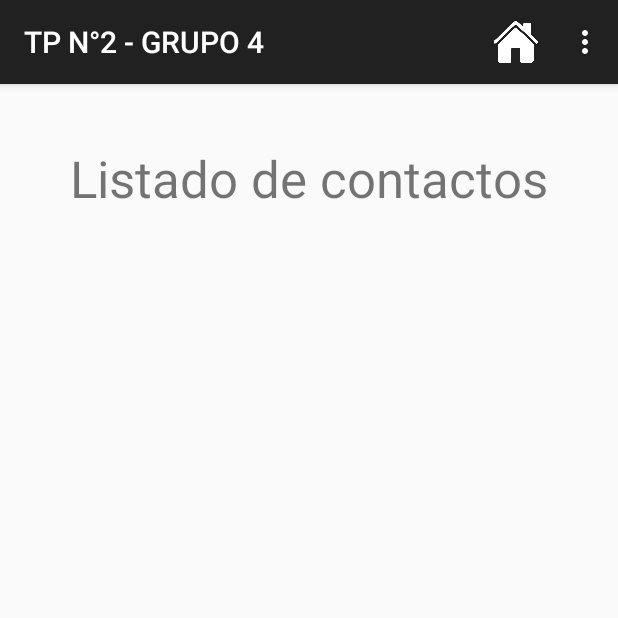
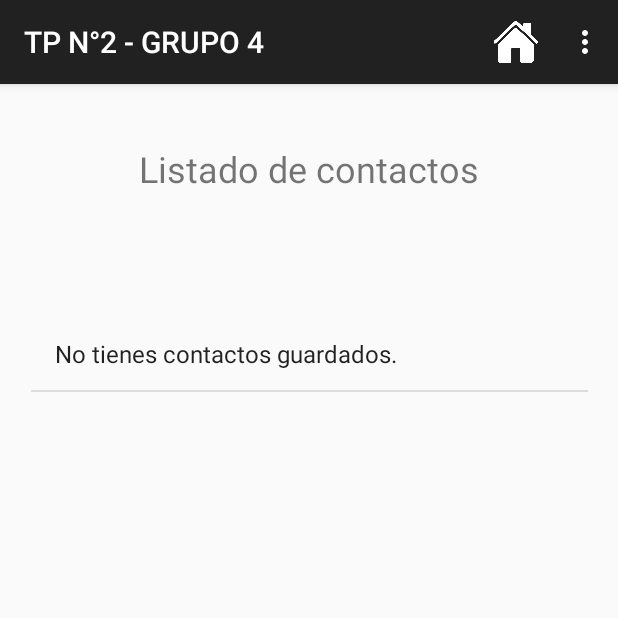
Before and after one commit to HernanMVarela/TP_2_GRUPO_4, an Android app: the ListadoContactosActivity screen opened directly, with no data from a screen before it, on a phone screen of 412 x 824 dp, the top half of it. Run offline under Robolectric (Android 15) with nearby library versions, the phone set to English and light mode, and no system bars.

Commit message:
Add Mensaje en Lista de contactos.

```diff
--- a/app/src/main/java/frgp/utn/edu/tp_2_grupo_4/ListadoContactosActivity.java
+++ b/app/src/main/java/frgp/utn/edu/tp_2_grupo_4/ListadoContactosActivity.java
@@ -42,18 +42,21 @@ public class ListadoContactosActivity extends AppCompatActivity {
 
         listado = cargarLista();
         if(listado == null){
-            return;
-        }
+            nombres.add("No tienes contactos guardados.");
+        }else{
             for (Contacto item: listado) {
                 nombres.add(item.getNombre() + " " + item.getApellido() + " - " + item.getEmail().getCorreo());
                 datosCompletos.add(item.toString());
             }
+        }
+
 
         lvcontactos = (ListView)findViewById(R.id.lvContactos);
 
         ArrayAdapter<String> adapter = new ArrayAdapter<>(this, android.R.layout.simple_list_item_1, nombres);
         lvcontactos.setAdapter(adapter);
 
+        if(listado != null){
             lvcontactos.setOnItemClickListener(new AdapterView.OnItemClickListener() {
                 @Override
                 public void onItemClick(AdapterView<?> parent, View view, int position, long id) {
@@ -68,6 +71,8 @@ public class ListadoContactosActivity extends AppCompatActivity {
 
                 }
             });
+        }
+
     }
 
     public List<Contacto> cargarLista() {
--- a/app/src/main/res/layout/activity_listado_contactos.xml
+++ b/app/src/main/res/layout/activity_listado_contactos.xml
@@ -23,7 +23,7 @@
         android:layout_marginTop="40dp"
         android:text="@string/menu_title_listar"
         android:textAlignment="center"
-        android:textSize="34sp"
+        android:textSize="24sp"
         app:layout_constraintEnd_toEndOf="parent"
         app:layout_constraintHorizontal_bias="0.496"
         app:layout_constraintStart_toStartOf="parent"
```
Lines whose indentation alone changed are shown as unchanged.
